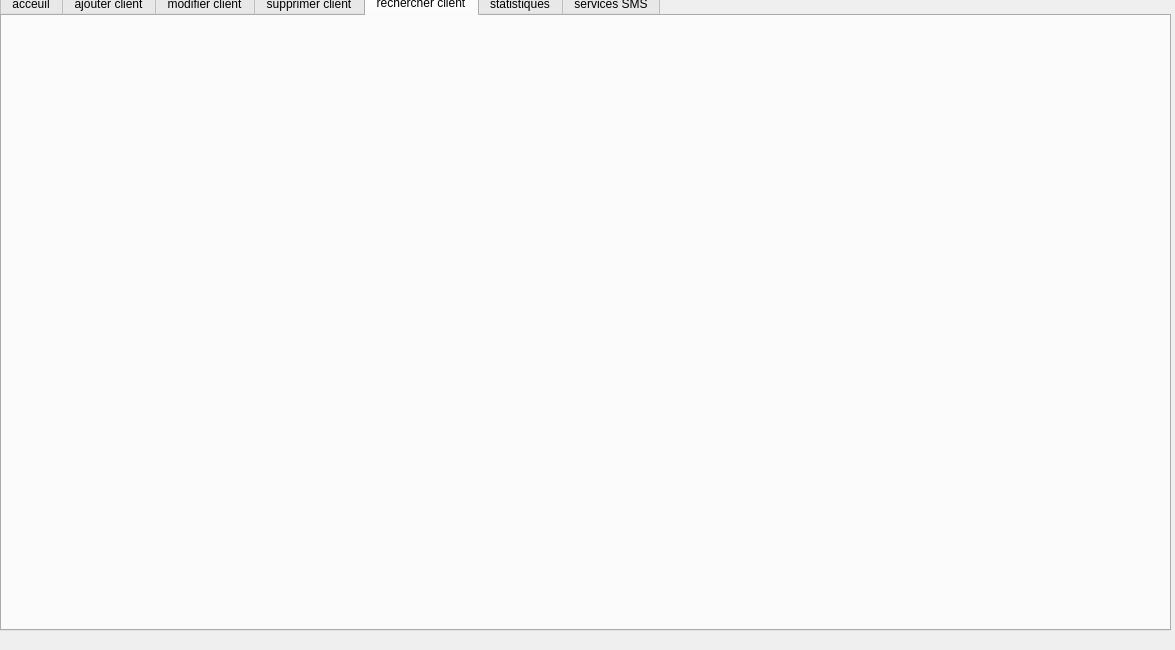
MedAzizBouzid/Smart_Beauty_Center_2A24, file mainwindow.ui: the form before one commit.
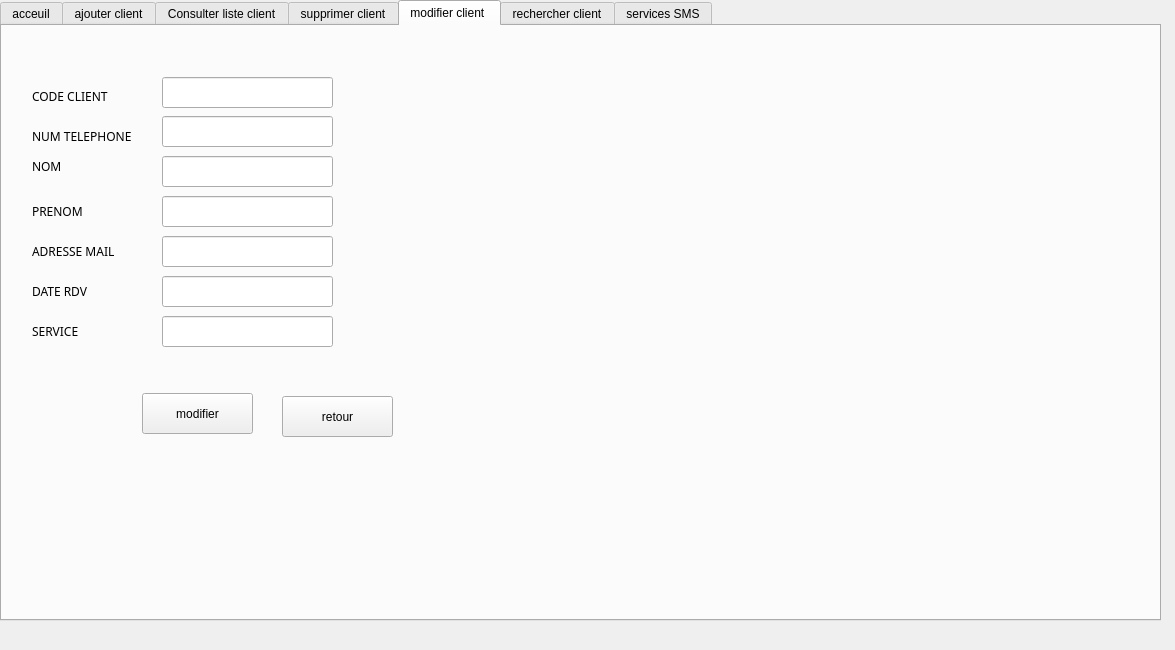
The form after the commit. The open tabs and pages were chosen to show the change. Icons and pictures are not drawn.

```diff
--- a/mainwindow.ui
+++ b/mainwindow.ui
@@ -18,9 +18,9 @@
     <property name="geometry">
      <rect>
       <x>0</x>
-      <y>-10</y>
-      <width>1171</width>
-      <height>641</height>
+      <y>0</y>
+      <width>1161</width>
+      <height>621</height>
      </rect>
     </property>
     <property name="currentIndex">
@@ -155,17 +155,17 @@
        <string>Retour</string>
       </property>
      </widget>
-     <widget class="QPushButton" name="pushButton_3">
+     <widget class="QPushButton" name="pbajouter">
       <property name="geometry">
        <rect>
-        <x>240</x>
-        <y>390</y>
+        <x>130</x>
+        <y>370</y>
         <width>111</width>
         <height>41</height>
        </rect>
       </property>
       <property name="text">
-       <string> Enregistrer</string>
+       <string>Ajouter</string>
       </property>
      </widget>
      <widget class="QLineEdit" name="lineEdit">
@@ -299,7 +299,7 @@
     </widget>
     <widget class="QWidget" name="tab_5">
      <attribute name="title">
-      <string>modifier client</string>
+      <string>Consulter liste client</string>
      </attribute>
      <widget class="QLabel" name="label">
       <property name="geometry">
@@ -322,12 +322,242 @@
     </widget>
     <widget class="QWidget" name="tab_7">
      <attribute name="title">
-      <string>rechercher client</string>
+      <string>modifier client </string>
      </attribute>
+     <widget class="QLabel" name="label_10">
+      <property name="geometry">
+       <rect>
+        <x>30</x>
+        <y>50</y>
+        <width>91</width>
+        <height>41</height>
+       </rect>
+      </property>
+      <property name="font">
+       <font>
+        <family>Felix Titling</family>
+       </font>
+      </property>
+      <property name="text">
+       <string>CODE CLIENT</string>
+      </property>
+     </widget>
+     <widget class="QLabel" name="label_11">
+      <property name="geometry">
+       <rect>
+        <x>30</x>
+        <y>90</y>
+        <width>121</width>
+        <height>41</height>
+       </rect>
+      </property>
+      <property name="font">
+       <font>
+        <family>Felix Titling</family>
+       </font>
+      </property>
+      <property name="text">
+       <string>NUM TELEPHONE</string>
+      </property>
+     </widget>
+     <widget class="QLabel" name="label_12">
+      <property name="geometry">
+       <rect>
+        <x>30</x>
+        <y>170</y>
+        <width>81</width>
+        <height>31</height>
+       </rect>
+      </property>
+      <property name="font">
+       <font>
+        <family>Felix Titling</family>
+       </font>
+      </property>
+      <property name="text">
+       <string>PRENOM</string>
+      </property>
+     </widget>
+     <widget class="QLabel" name="label_13">
+      <property name="geometry">
+       <rect>
+        <x>30</x>
+        <y>120</y>
+        <width>91</width>
+        <height>41</height>
+       </rect>
+      </property>
+      <property name="font">
+       <font>
+        <family>Felix Titling</family>
+       </font>
+      </property>
+      <property name="text">
+       <string>NOM</string>
+      </property>
+     </widget>
+     <widget class="QLabel" name="label_14">
+      <property name="geometry">
+       <rect>
+        <x>30</x>
+        <y>210</y>
+        <width>111</width>
+        <height>31</height>
+       </rect>
+      </property>
+      <property name="font">
+       <font>
+        <family>Felix Titling</family>
+       </font>
+      </property>
+      <property name="text">
+       <string>ADRESSE MAIL</string>
+      </property>
+     </widget>
+     <widget class="QLabel" name="label_15">
+      <property name="geometry">
+       <rect>
+        <x>30</x>
+        <y>250</y>
+        <width>71</width>
+        <height>31</height>
+       </rect>
+      </property>
+      <property name="font">
+       <font>
+        <family>Felix Titling</family>
+       </font>
+      </property>
+      <property name="text">
+       <string>DATE RDV</string>
+      </property>
+     </widget>
+     <widget class="QLabel" name="label_16">
+      <property name="geometry">
+       <rect>
+        <x>30</x>
+        <y>290</y>
+        <width>71</width>
+        <height>31</height>
+       </rect>
+      </property>
+      <property name="sizePolicy">
+       <sizepolicy hsizetype="Preferred" vsizetype="Preferred">
+        <horstretch>0</horstretch>
+        <verstretch>0</verstretch>
+       </sizepolicy>
+      </property>
+      <property name="font">
+       <font>
+        <family>Felix Titling</family>
+        <weight>50</weight>
+        <bold>false</bold>
+       </font>
+      </property>
+      <property name="text">
+       <string>SERVICE </string>
+      </property>
+     </widget>
+     <widget class="QLineEdit" name="codemodif">
+      <property name="geometry">
+       <rect>
+        <x>160</x>
+        <y>51</y>
+        <width>171</width>
+        <height>31</height>
+       </rect>
+      </property>
+     </widget>
+     <widget class="QLineEdit" name="numtelmodif">
+      <property name="geometry">
+       <rect>
+        <x>160</x>
+        <y>90</y>
+        <width>171</width>
+        <height>31</height>
+       </rect>
+      </property>
+     </widget>
+     <widget class="QLineEdit" name="nommodif">
+      <property name="geometry">
+       <rect>
+        <x>160</x>
+        <y>130</y>
+        <width>171</width>
+        <height>31</height>
+       </rect>
+      </property>
+     </widget>
+     <widget class="QLineEdit" name="prenommodif">
+      <property name="geometry">
+       <rect>
+        <x>160</x>
+        <y>170</y>
+        <width>171</width>
+        <height>31</height>
+       </rect>
+      </property>
+     </widget>
+     <widget class="QLineEdit" name="adressemodif">
+      <property name="geometry">
+       <rect>
+        <x>160</x>
+        <y>210</y>
+        <width>171</width>
+        <height>31</height>
+       </rect>
+      </property>
+     </widget>
+     <widget class="QLineEdit" name="datemodif">
+      <property name="geometry">
+       <rect>
+        <x>160</x>
+        <y>250</y>
+        <width>171</width>
+        <height>31</height>
+       </rect>
+      </property>
+     </widget>
+     <widget class="QLineEdit" name="servicemodif">
+      <property name="geometry">
+       <rect>
+        <x>160</x>
+        <y>290</y>
+        <width>171</width>
+        <height>31</height>
+       </rect>
+      </property>
+     </widget>
+     <widget class="QPushButton" name="pbmodifier">
+      <property name="geometry">
+       <rect>
+        <x>140</x>
+        <y>367</y>
+        <width>111</width>
+        <height>41</height>
+       </rect>
+      </property>
+      <property name="text">
+       <string>modifier</string>
+      </property>
+     </widget>
+     <widget class="QPushButton" name="pushButton_3">
+      <property name="geometry">
+       <rect>
+        <x>280</x>
+        <y>370</y>
+        <width>111</width>
+        <height>41</height>
+       </rect>
+      </property>
+      <property name="text">
+       <string>retour</string>
+      </property>
+     </widget>
     </widget>
     <widget class="QWidget" name="tab_9">
      <attribute name="title">
-      <string>statistiques</string>
+      <string>rechercher client</string>
      </attribute>
     </widget>
     <widget class="QWidget" name="tab_8">
```
Left out of the diff: 366 changed lines with no effect on the pictures.
